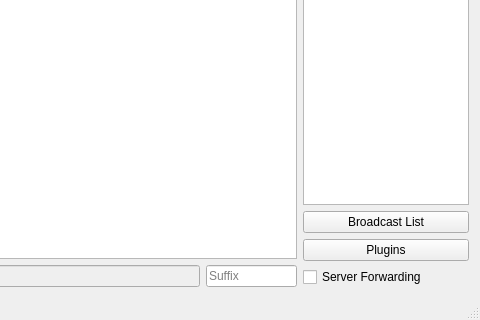
yvbbrjdr/yvEP, file yvEncryptedChat/mainwindow.ui: the form before one commit; both pictures show x 275 to 755 and y 224 to 544 of the 755 by 544 pixel window.
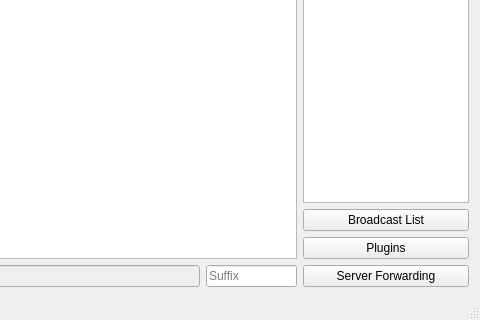
The form after the commit.

Commit message: Change server forwarding checkbox to toggle button

The edit to the form file:
```diff
--- a/yvEncryptedChat/mainwindow.ui
+++ b/yvEncryptedChat/mainwindow.ui
@@ -107,10 +107,13 @@
        </widget>
       </item>
       <item>
-       <widget class="QCheckBox" name="ServerForward">
+       <widget class="QPushButton" name="ServerForward">
         <property name="text">
          <string>Server Forwarding</string>
         </property>
+        <property name="checkable">
+         <bool>true</bool>
+        </property>
        </widget>
       </item>
      </layout>
```
The commit also changes 1 other file.
